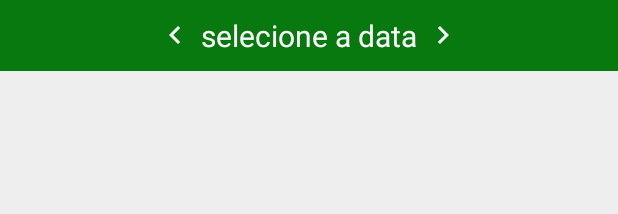
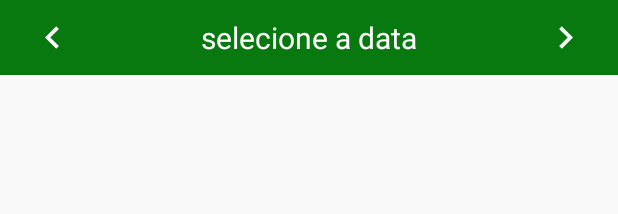
Before and after one commit to victorvieirar/lifeway, an Android app: the layout fragment_historic.xml on its own in the app's theme, with its tools: preview values and no code run, on a phone screen of 412 x 824 dp. Shown: the top 214 px of the screen. Run offline under Robolectric (Android 15) with nearby library versions, the phone set to English and light mode, and no system bars.

Commit message:
Version 0.4.2.1 Working with basic info and historic
# Version: 0.4.2.1
# INSTABLE VERSION

```diff
--- a/app/src/main/java/com/victorvieira/lifeway/apresentacao/fragments/HomeFragment.java
+++ b/app/src/main/java/com/victorvieira/lifeway/apresentacao/fragments/HomeFragment.java
@@ -123,7 +123,11 @@ public class HomeFragment extends MyFragment {
                                 } catch (Exception e) {
                                     sPeso = Double.toString(PESO);
                                 }
-                                userProgress.setPercent((float) PERCENT);
+                                if(PESO == METADEPESO) {
+                                    userProgress.setPercent((float) 1);
+                                } else {
+                                    userProgress.setPercent((float) PERCENT);
+                                }
                                 txtPesoAtual.setText(sPeso);
                                 String txtMeta = "meta de peso: " + Double.toString(METADEPESO) + " kg";
                                 txtMetaDePeso.setText(txtMeta);
--- a/app/src/main/java/com/victorvieira/lifeway/dominio/Consumo.java
+++ b/app/src/main/java/com/victorvieira/lifeway/dominio/Consumo.java
@@ -3,7 +3,9 @@ package com.victorvieira.lifeway.dominio;
 import com.victorvieira.lifeway.MySingleton;
 
 import java.util.ArrayList;
+import java.util.Calendar;
 import java.util.Date;
+import java.util.GregorianCalendar;
 import java.util.List;
 
 public class Consumo {
@@ -146,4 +148,6 @@ public class Consumo {
         return refeicoesArray;
 
     }
+
+
 }
--- a/app/src/main/res/drawable/bg_nota_ss_alimento.xml
+++ b/app/src/main/res/drawable/bg_nota_ss_alimento.xml
@@ -2,6 +2,6 @@
 <shape xmlns:android="http://schemas.android.com/apk/res/android"
     android:shape="oval">
 
-    <solid android:color="#30ca3c"></solid>
+    <solid android:color="#2eaf38"></solid>
 
 </shape>
--- a/app/src/main/res/drawable/ic_navigate_next_24dp.xml
+++ b/app/src/main/res/drawable/ic_navigate_before_30dp.xml
@@ -1,9 +1,9 @@
 <vector xmlns:android="http://schemas.android.com/apk/res/android"
-        android:width="24dp"
-        android:height="24dp"
+        android:width="30dp"
+        android:height="30dp"
         android:viewportWidth="24.0"
         android:viewportHeight="24.0">
     <path
         android:fillColor="#FFF"
-        android:pathData="M10,6L8.59,7.41 13.17,12l-4.58,4.59L10,18l6,-6z"/>
+        android:pathData="M15.41,7.41L14,6l-6,6 6,6 1.41,-1.41L10.83,12z"/>
 </vector>
--- a/app/src/main/res/drawable/ic_navigate_before_24dp.xml
+++ b/app/src/main/res/drawable/ic_navigate_next_30dp.xml
@@ -1,9 +1,9 @@
 <vector xmlns:android="http://schemas.android.com/apk/res/android"
-        android:width="24dp"
-        android:height="24dp"
+        android:width="30dp"
+        android:height="30dp"
         android:viewportWidth="24.0"
         android:viewportHeight="24.0">
     <path
         android:fillColor="#FFF"
-        android:pathData="M15.41,7.41L14,6l-6,6 6,6 1.41,-1.41L10.83,12z"/>
+        android:pathData="M10,6L8.59,7.41 13.17,12l-4.58,4.59L10,18l6,-6z"/>
 </vector>
--- a/app/src/main/res/layout/fragment_historic.xml
+++ b/app/src/main/res/layout/fragment_historic.xml
@@ -3,7 +3,7 @@
     xmlns:tools="http://schemas.android.com/tools"
     android:layout_width="match_parent"
     android:layout_height="match_parent"
-    android:background="#EEE"
+    android:background="#f9f9f9"
     android:orientation="vertical"
     android:id="@+id/rlHistoricFragment"
     tools:context=".apresentacao.fragments.HistoricFragment">
@@ -22,45 +22,44 @@
                 android:layout_width="match_parent"
                 android:layout_height="wrap_content"
                 android:layout_gravity="center_horizontal"
-                android:orientation="horizontal"
+                android:paddingBottom="10dp"
+                android:paddingTop="10dp"
                 android:background="@color/colorPrimaryDark">
-
-                <LinearLayout
-                    android:layout_width="wrap_content"
-                    android:layout_height="wrap_content"
-                    android:layout_marginTop="10dp"
-                    android:layout_marginBottom="10dp"
-                    android:orientation="horizontal"
-                    android:layout_centerHorizontal="true">
 
                     <ImageButton
                         android:layout_width="wrap_content"
                         android:layout_height="wrap_content"
-                        android:layout_gravity="center_vertical"
+                        android:layout_centerVertical="true"
+                        android:layout_alignParentLeft="true"
+                        android:layout_marginLeft="20dp"
                         android:layout_marginRight="5dp"
                         android:id="@+id/btnDataAnterior"
                         android:background="@null"
-                        android:src="@drawable/ic_navigate_before_24dp" />
+                        android:src="@drawable/ic_navigate_before_30dp" />
 
                     <TextView
                         android:layout_width="wrap_content"
                         android:layout_height="wrap_content"
-                        android:layout_gravity="center_horizontal|center_vertical"
+                        android:layout_marginLeft="10dp"
+                        android:layout_marginRight="10dp"
+                        android:layout_centerVertical="true"
+                        android:layout_centerHorizontal="true"
                         android:text="selecione a data"
                         android:textColor="#FFF"
                         android:textSize="20dp"
+                        android:textAlignment="center"
                         android:id="@+id/txtDataAtual"/>
 
                     <ImageButton
                         android:layout_width="wrap_content"
                         android:layout_height="wrap_content"
-                        android:layout_gravity="center_vertical"
+                        android:layout_centerVertical="true"
+                        android:layout_alignParentRight="true"
+                        android:layout_marginRight="20dp"
                         android:layout_marginLeft="5dp"
                         android:id="@+id/btnDataPosterior"
                         android:background="@null"
-                        android:src="@drawable/ic_navigate_next_24dp" />
-
-                </LinearLayout>
+                        android:src="@drawable/ic_navigate_next_30dp" />
 
 
             </RelativeLayout>
@@ -85,9 +84,9 @@
                 android:layout_marginLeft="@dimen/activity_horizontal_margin"
                 android:layout_marginRight="@dimen/activity_horizontal_margin"
                 android:layout_marginTop="20dp"
-                android:dividerHeight="30dp"
                 android:clickable="false"
-                android:divider="@null" >
+                android:dividerHeight="1dp"
+                android:divider="#f3f3f3" >
 
             </com.victorvieira.lifeway.apresentacao.extras.MyListView>
 
```
Also changed, not shown: app/src/main/java/com/victorvieira/lifeway/App.java (+50 -42 lines), app/src/main/res/layout/fragment_home.xml (+4 -4 lines), app/src/main/res/layout/item_list_historico.xml (+30 -23 lines).
